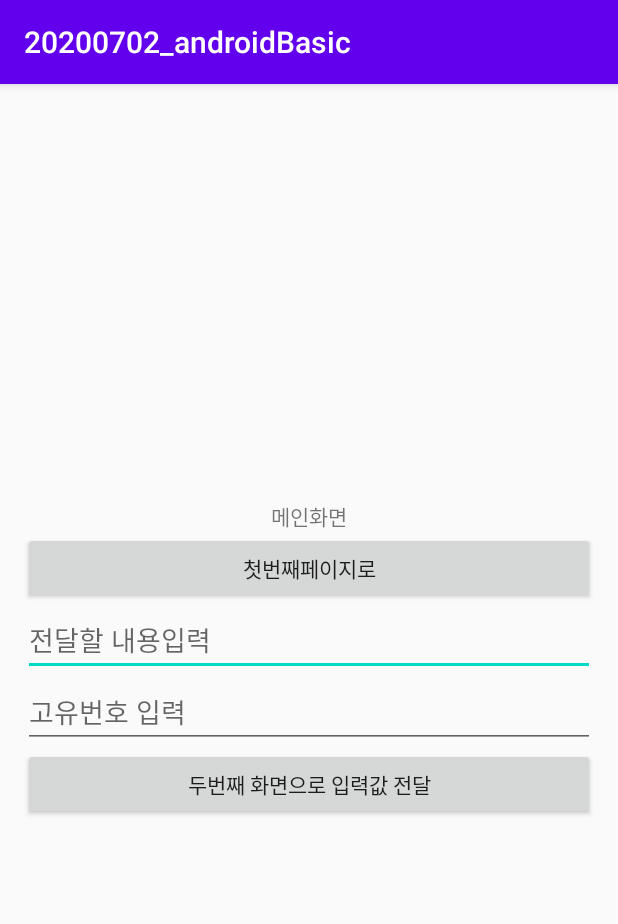
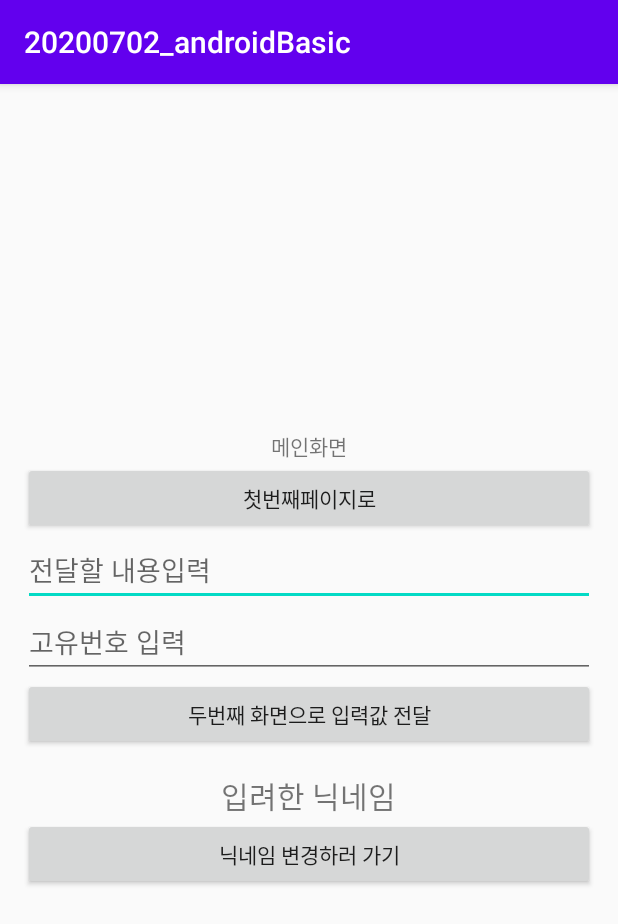
Before and after one commit to ShiriBot/20200702_androidBasic, an Android app: the screen it shows after launch (MainActivity), on a phone screen of 412 x 824 dp. Shown: the top 924 px of the screen. Run offline under Robolectric (Android 15) with nearby library versions, the phone set to English and light mode, and no system bars.

Commit message:
Intent의 세번째 사용법 연습 화면 그림   - 닉네임 변경 기능 화면 구성

```diff
--- a/app/src/main/AndroidManifest.xml
+++ b/app/src/main/AndroidManifest.xml
@@ -9,7 +9,8 @@
         android:roundIcon="@mipmap/ic_launcher_round"
         android:supportsRtl="true"
         android:theme="@style/AppTheme">
-        <activity android:name=".SecondActivity"></activity>
+        <activity android:name=".EditNickNameActivity"></activity>
+        <activity android:name=".SecondActivity" />
         <activity android:name=".first" />
         <activity android:name=".MainActivity">
             <intent-filter>
--- a/app/src/main/res/layout/activity_main.xml
+++ b/app/src/main/res/layout/activity_main.xml
@@ -44,5 +44,17 @@
         android:layout_height="wrap_content"
         android:text="두번째 화면으로 입력값 전달"/>
 
+    <TextView
+        android:layout_width="wrap_content"
+        android:layout_height="wrap_content"
+        android:textSize="20sp"
+        android:text="입려한 닉네임"
+        android:layout_marginTop="15dp"/>
+
+    <Button
+        android:layout_width="match_parent"
+        android:layout_height="wrap_content"
+        android:text="닉네임 변경하러 가기"/>
+
 
 </LinearLayout>
```
Also changed, not shown: app/src/main/java/kr/co/tjoeun/a20200702_androidbasic/EditNickNameActivity.kt (added, +11 -0 lines), app/src/main/res/layout/activity_edit_nick_name.xml (added, +33 -0 lines).
